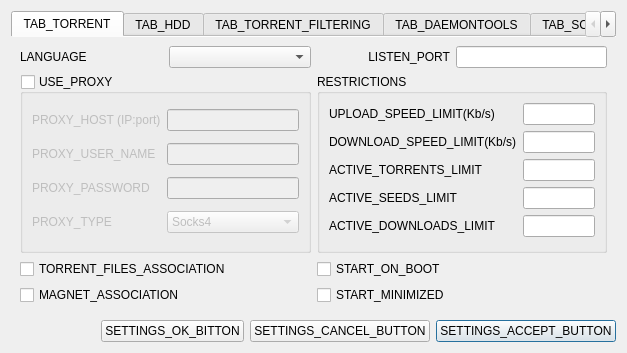
Above: CuteTorrent/LTorrent/SettingsDialog.ui from SuperNerd-James/cutetorrent before the change. Below: the same form after it.
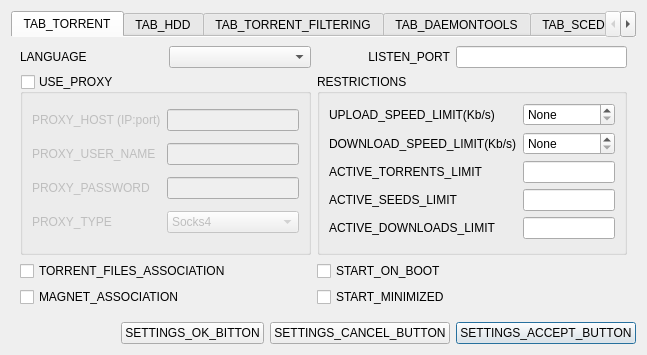
That is the form after the change. The open tabs and pages were chosen to show the change. Icons and pictures are not drawn.

What changed in the file:
```diff
--- a/CuteTorrent/LTorrent/SettingsDialog.ui
+++ b/CuteTorrent/LTorrent/SettingsDialog.ui
@@ -96,13 +96,6 @@
             </property>
            </widget>
           </item>
-          <item row="0" column="1">
-           <widget class="QLineEdit" name="uploadLimitEdit">
-            <property name="whatsThis">
-             <string>UPLOAD_SPEED_LIMIT</string>
-            </property>
-           </widget>
-          </item>
           <item row="3" column="0">
            <widget class="QLabel" name="label_15">
             <property name="whatsThis">
@@ -130,13 +123,6 @@
             </property>
            </widget>
           </item>
-          <item row="2" column="1">
-           <widget class="QLineEdit" name="downloadLimitEdit">
-            <property name="whatsThis">
-             <string>DOWNLOAD_SPEED_LIMIT</string>
-            </property>
-           </widget>
-          </item>
           <item row="4" column="0">
            <widget class="QLabel" name="label_16">
             <property name="whatsThis">
@@ -171,6 +157,38 @@
             </property>
            </widget>
           </item>
+          <item row="0" column="1">
+           <widget class="QSpinBox" name="uploadLimitEdit">
+            <property name="specialValueText">
+             <string>None</string>
+            </property>
+            <property name="suffix">
+             <string> Kb\s</string>
+            </property>
+            <property name="prefix">
+             <string/>
+            </property>
+            <property name="maximum">
+             <number>99999</number>
+            </property>
+           </widget>
+          </item>
+          <item row="2" column="1">
+           <widget class="QSpinBox" name="downloadLimitEdit">
+            <property name="specialValueText">
+             <string>None</string>
+            </property>
+            <property name="suffix">
+             <string> Kb\s</string>
+            </property>
+            <property name="prefix">
+             <string/>
+            </property>
+            <property name="maximum">
+             <number>99999</number>
+            </property>
+           </widget>
+          </item>
          </layout>
         </widget>
        </item>
```
Left out of the diff: 109 changed lines with no effect on the pictures.
